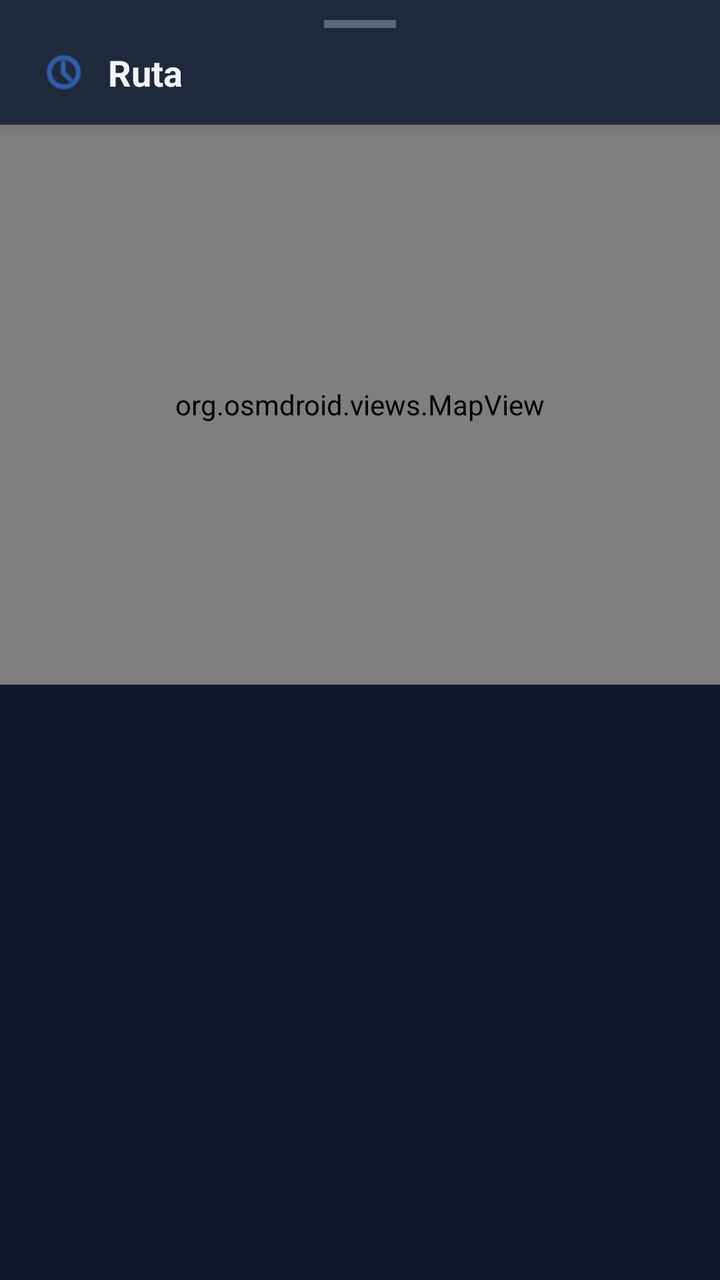
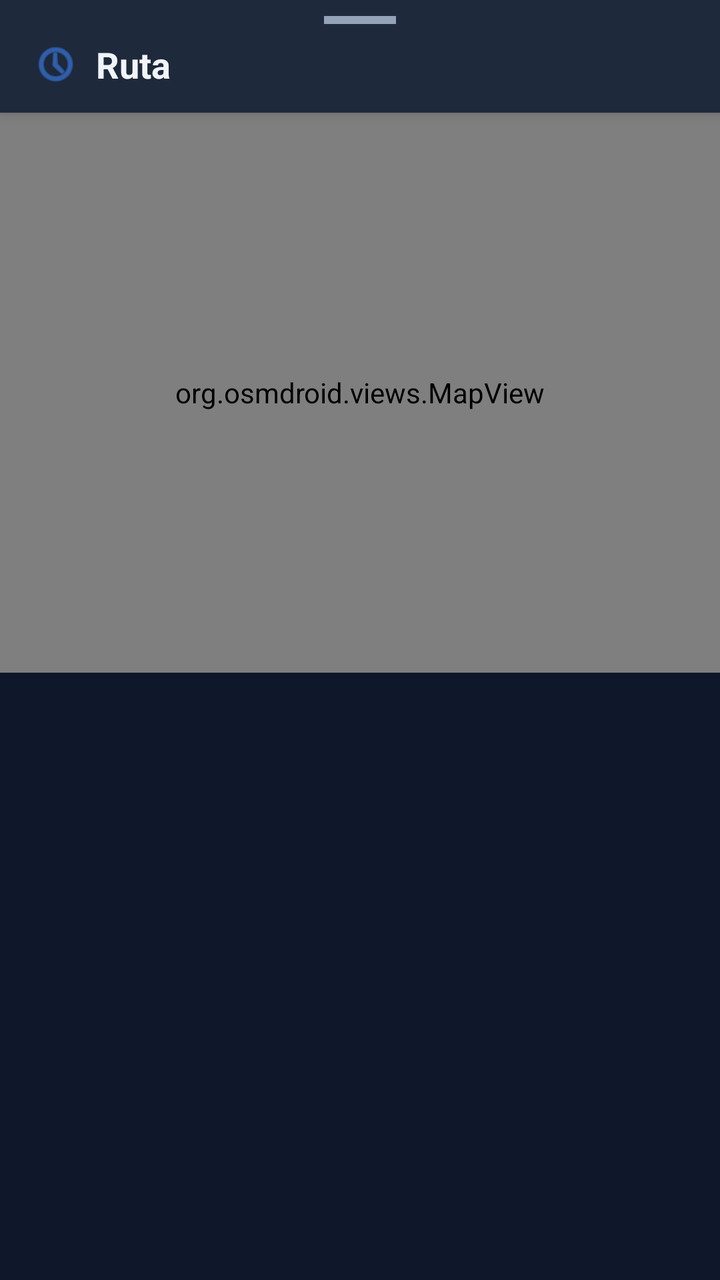

An Android layout rendered at two revisions. The XML below is the earlier revision; the diff shows what the commit changed to produce the second picture.
<!-- AndroidManifest.xml: application theme Theme.Localiza2 -->
<!-- res/layout/bottom_sheet_contact_history.xml -->
<?xml version="1.0" encoding="utf-8"?>
<LinearLayout xmlns:android="http://schemas.android.com/apk/res/android"
    xmlns:app="http://schemas.android.com/apk/res-auto"
    android:layout_width="match_parent"
    android:layout_height="wrap_content"
    android:orientation="vertical">

    
    <LinearLayout
        android:layout_width="match_parent"
        android:layout_height="wrap_content"
        android:orientation="vertical"
        android:background="?attr/colorSurface"
        android:elevation="4dp">

        <View
            android:layout_width="36dp"
            android:layout_height="4dp"
            android:layout_gravity="center_horizontal"
            android:layout_marginTop="10dp"
            android:layout_marginBottom="10dp"
            android:background="#80888888"
            android:backgroundTint="?attr/colorOnSurfaceVariant" />

        <LinearLayout
            android:layout_width="match_parent"
            android:layout_height="wrap_content"
            android:orientation="horizontal"
            android:gravity="center_vertical"
            android:paddingStart="20dp"
            android:paddingEnd="20dp"
            android:paddingBottom="14dp">

            <ImageView
                android:layout_width="24dp"
                android:layout_height="24dp"
                android:src="@android:drawable/ic_menu_recent_history"
                android:layout_marginEnd="10dp"
                app:tint="?attr/colorPrimary" />

            <TextView
                android:id="@+id/tvHistoryTitle"
                android:layout_width="wrap_content"
                android:layout_height="wrap_content"
                android:text="Ruta"
                android:textSize="18sp"
                android:textStyle="bold"
                android:textColor="?attr/colorOnSurface" />

        </LinearLayout>

    </LinearLayout>

    
    <org.osmdroid.views.MapView
        android:id="@+id/mapHistory"
        android:layout_width="match_parent"
        android:layout_height="280dp" />

    
    <LinearLayout
        android:layout_width="match_parent"
        android:layout_height="wrap_content"
        android:orientation="vertical"
        android:padding="16dp">

        <TextView
            android:id="@+id/tvHistoryInfo"
            android:layout_width="match_parent"
            android:layout_height="wrap_content"
            android:textSize="13sp"
            android:textColor="?attr/colorOnSurfaceVariant"
            android:gravity="center" />

        <com.google.android.material.button.MaterialButton
            android:id="@+id/btnLoadMore"
            style="@style/Widget.Material3.Button.OutlinedButton"
            android:layout_width="match_parent"
            android:layout_height="wrap_content"
            android:layout_marginTop="12dp"
            android:text="Cargar más"
            android:visibility="gone" />

    </LinearLayout>

</LinearLayout>
<!-- resources referenced by this layout -->
<resources>
  <style name="Theme.Localiza2" parent="Theme.Material3.DayNight.NoActionBar">
          
          <item name="colorPrimary">@color/accent_primary</item>
          <item name="colorOnPrimary">@color/white</item>
          <item name="colorPrimaryContainer">@color/bg_surface_2</item>
          <item name="colorOnPrimaryContainer">@color/accent_light</item>
  
          
          <item name="colorSecondary">@color/accent_primary</item>
          <item name="colorOnSecondary">@color/white</item>
          <item name="colorSecondaryContainer">@color/bg_surface_2</item>
          <item name="colorOnSecondaryContainer">@color/accent_light</item>
  
          
          <item name="colorError">@color/danger</item>
          <item name="colorOnError">@color/white</item>
          <item name="colorErrorContainer">@color/bg_surface_2</item>
          <item name="colorOnErrorContainer">@color/danger</item>
  
          
          <item name="colorSurface">@color/bg_surface</item>
          <item name="colorOnSurface">@color/text_primary</item>
          <item name="colorSurfaceVariant">@color/bg_surface_2</item>
          <item name="colorOnSurfaceVariant">@color/text_muted</item>
          <item name="android:colorBackground">@color/bg_primary</item>
          <item name="colorOnBackground">@color/text_primary</item>
  
          
          <item name="colorOutline">@color/bg_surface_3</item>
          <item name="colorOutlineVariant">@color/bg_surface_2</item>
          <item name="colorSurfaceContainerLow">@color/bg_surface</item>
          <item name="colorSurfaceContainer">@color/bg_surface_2</item>
          <item name="colorSurfaceContainerHigh">@color/bg_surface_3</item>
  
          
          <item name="android:textColorPrimary">@color/text_primary</item>
          <item name="android:textColorSecondary">@color/text_muted</item>
          <item name="android:textColorHint">@color/text_hint</item>
      </style>
  <color name="accent_primary">#3b82f6</color>
  <color name="white">#FFFFFFFF</color>
  <color name="bg_surface_2">#334155</color>
  <color name="accent_light">#60a5fa</color>
  <color name="danger">#ef4444</color>
  <color name="bg_surface">#1e293b</color>
  <color name="text_primary">#f1f5f9</color>
  <color name="text_muted">#94a3b8</color>
  <color name="bg_primary">#0f172a</color>
  <color name="bg_surface_3">#475569</color>
  <color name="text_hint">#64748b</color>
</resources>

<!-- the commit's change to res/layout/bottom_sheet_contact_history.xml (unified diff, before → after) -->
@@ -11,31 +11,30 @@
         android:layout_height="wrap_content"
         android:orientation="vertical"
         android:background="?attr/colorSurface"
-        android:elevation="4dp">
+        android:elevation="@dimen/elevation_md">
 
         <View
             android:layout_width="36dp"
             android:layout_height="4dp"
             android:layout_gravity="center_horizontal"
-            android:layout_marginTop="10dp"
-            android:layout_marginBottom="10dp"
-            android:background="#80888888"
-            android:backgroundTint="?attr/colorOnSurfaceVariant" />
+            android:layout_marginTop="@dimen/spacing_sm"
+            android:layout_marginBottom="@dimen/spacing_sm"
+            android:backgroundTint="?attr/colorOnSurfaceVariant"
+            android:background="@color/bg_surface_3" />
 
         <LinearLayout
             android:layout_width="match_parent"
             android:layout_height="wrap_content"
             android:orientation="horizontal"
             android:gravity="center_vertical"
-            android:paddingStart="20dp"
-            android:paddingEnd="20dp"
-            android:paddingBottom="14dp">
+            android:paddingHorizontal="@dimen/spacing_lg"
+            android:paddingBottom="@dimen/spacing_md">
 
             <ImageView
-                android:layout_width="24dp"
-                android:layout_height="24dp"
+                android:layout_width="@dimen/icon_size_lg"
+                android:layout_height="@dimen/icon_size_lg"
                 android:src="@android:drawable/ic_menu_recent_history"
-                android:layout_marginEnd="10dp"
+                android:layout_marginEnd="@dimen/spacing_sm"
                 app:tint="?attr/colorPrimary" />
 
             <TextView
@@ -43,7 +42,7 @@
                 android:layout_width="wrap_content"
                 android:layout_height="wrap_content"
                 android:text="Ruta"
-                android:textSize="18sp"
+                android:textSize="@dimen/text_size_headline"
                 android:textStyle="bold"
                 android:textColor="?attr/colorOnSurface" />
 
@@ -62,13 +61,13 @@
         android:layout_width="match_parent"
         android:layout_height="wrap_content"
         android:orientation="vertical"
-        android:padding="16dp">
+        android:padding="@dimen/spacing_lg">
 
         <TextView
             android:id="@+id/tvHistoryInfo"
             android:layout_width="match_parent"
             android:layout_height="wrap_content"
-            android:textSize="13sp"
+            android:textSize="@dimen/text_size_sm"
             android:textColor="?attr/colorOnSurfaceVariant"
             android:gravity="center" />
 
@@ -77,7 +76,7 @@
             style="@style/Widget.Material3.Button.OutlinedButton"
             android:layout_width="match_parent"
             android:layout_height="wrap_content"
-            android:layout_marginTop="12dp"
+            android:layout_marginTop="@dimen/spacing_md"
             android:text="Cargar más"
             android:visibility="gone" />
 
<!-- resource entries referenced after the edit -->
@@ -49,6 +49,13 @@
   <color name="text_muted">#94a3b8</color>
   <color name="bg_primary">#0f172a</color>
   <color name="bg_surface_3">#475569</color>
+  <dimen name="elevation_md">4dp</dimen>
+  <dimen name="icon_size_lg">24dp</dimen>
+  <dimen name="spacing_lg">16dp</dimen>
+  <dimen name="spacing_md">12dp</dimen>
+  <dimen name="spacing_sm">8dp</dimen>
+  <dimen name="text_size_headline">18sp</dimen>
+  <dimen name="text_size_sm">12sp</dimen>
   <color name="text_hint">#64748b</color>
 </resources>
 
